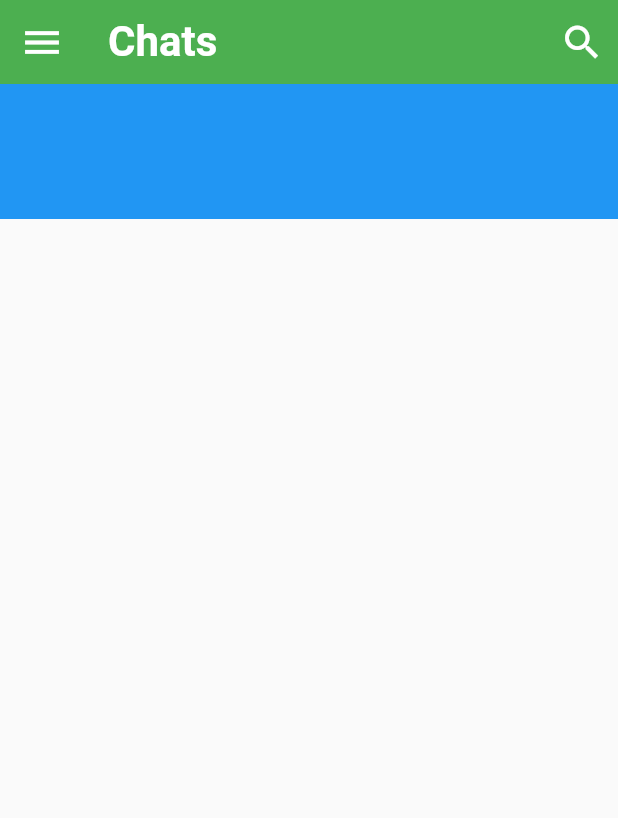
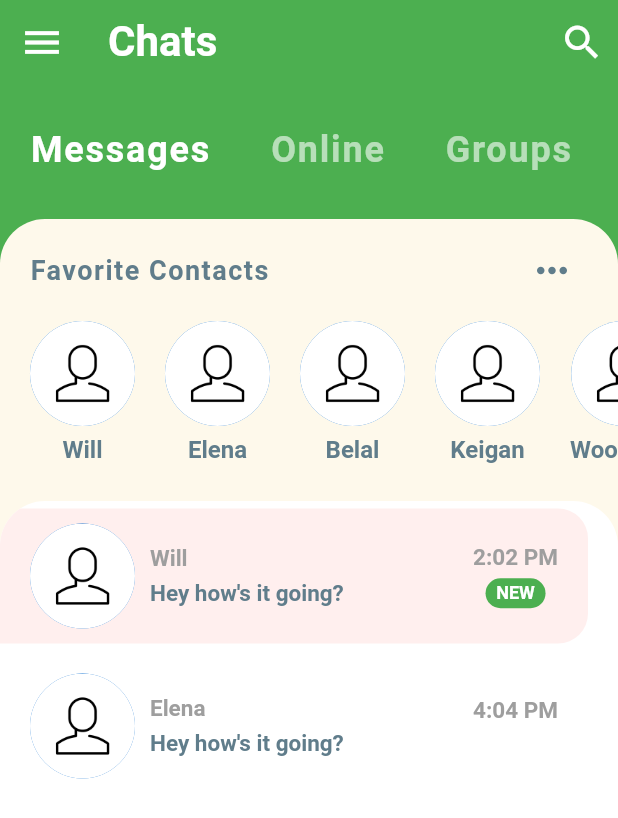
Before and after one commit to arcanebelal/Nodical, a Flutter app: the screen it shows after launch, after a tap on "Nodical Chat", on a phone screen of 412 x 824 dp. Shown: the top 818 px of the screen. Run offline on Flutter 3.47's test engine with Material 2 defaults, Android fonts, the phone set to English and light mode, and no system bars; missing offline and left inert: flutter_rounded_date_picker.

Commit message:
Created chatroom GUI

```diff
--- a/lib/home.dart
+++ b/lib/home.dart
@@ -3,8 +3,10 @@ import 'package:flutter/material.dart';
 import 'package:flutter_rounded_date_picker/rounded_picker.dart';
 import 'package:flutter_rounded_date_picker/src/material_rounded_date_picker_style.dart';
 import 'package:flutter_rounded_date_picker/src/material_rounded_year_picker_style.dart';
-import 'package:nodical/message.dart';
 import 'package:nodical/widgets/category_selector.dart';
+import 'package:nodical/widgets/favorite_contacts.dart';
+
+import 'widgets/recent_chats.dart';
 
 class Home extends StatefulWidget {
   @override
@@ -20,6 +22,7 @@ class _HomeState extends State<Home> {
     dateTime = DateTime.now();
     super.initState();
   }
+
   @override
   Widget build(BuildContext context) {
     Widget _buildBody() {
@@ -74,7 +77,8 @@ class _HomeState extends State<Home> {
                   onPressed: () async {
                     Navigator.push(
                       context,
-                        MaterialPageRoute(builder: (context) => ChatScreenState()),
+                      MaterialPageRoute(
+                          builder: (context) => ChatScreenState()),
                     );
                   },
                   label: const Text("Nodical Chat"),
@@ -86,6 +90,7 @@ class _HomeState extends State<Home> {
         ],
       );
     }
+
     return Scaffold(
       appBar: AppBar(
         centerTitle: true,
@@ -104,6 +109,7 @@ class ChatScreenState extends StatelessWidget {
   Widget build(BuildContext context) {
     // TODO: implement build
     return Scaffold(
+      backgroundColor: Theme.of(context).primaryColor,
       appBar: AppBar(
         leading: IconButton(
           icon: Icon(Icons.menu),
@@ -111,7 +117,8 @@ class ChatScreenState extends StatelessWidget {
           color: Colors.white,
           onPressed: () {
             Navigator.pop(context);
-            },),
+          },
+        ),
         title: Text(
           'Chats',
           style: TextStyle(
@@ -131,8 +138,22 @@ class ChatScreenState extends StatelessWidget {
       ),
       body: Column(
         children: <Widget>[
-          CategorySelector(
-
+          CategorySelector(),
+          Expanded(
+            child: Container(
+              decoration: BoxDecoration(
+                  color: Theme.of(context).accentColor,
+                  borderRadius: BorderRadius.only(
+                    topLeft: Radius.circular(30.0),
+                    topRight: Radius.circular(30.0),
+                  )),
+              child: Column(
+                children: <Widget>[
+                  FavoriteContacts(),
+                  RecentChats(),
+                ],
+              ),
+            ),
           ),
         ],
       ),
--- a/lib/main.dart
+++ b/lib/main.dart
@@ -11,7 +11,6 @@ class MyApp extends StatefulWidget {
 }
 
 class _MyAppState extends State<MyApp> {
-
   @override
   Widget build(BuildContext context) {
     return MaterialApp(
--- a/lib/message.dart
+++ b/lib/message.dart
@@ -1,6 +1,6 @@
 import 'package:nodical/user.dart';
 
-class Message{
+class Message {
   final User sender;
   final String time;
   final String text;
@@ -18,10 +18,9 @@ class Message{
 
 //EXAMPLE USERS
 final User currentUser = User(
-  id: 0,
-  name: 'Current  User',
-  imageUrl: 'assets/images/Blank-Profile-Picture.jpg'
-);
+    id: 0,
+    name: 'Current  User',
+    imageUrl: 'assets/images/Blank-Profile-Picture.jpg');
 final User will = User(
   id: 1,
   name: 'Will',
@@ -67,8 +66,53 @@ List<Message> chats = [
   ),
   Message(
     sender: elena,
-    time: '2:04 PM',
-    text: 'It\'s been alright.',
+    time: '4:04 PM',
+    text: 'Hey how\'s it going?',
+    isLiked: false,
+    unread: false,
+  ),
+];
+
+List<Message> messages = [
+  Message(
+    sender: will,
+    time: '5:30 PM',
+    text: 'Hey, how\'s it going? What did you do today?',
+    isLiked: true,
+    unread: true,
+  ),
+  Message(
+    sender: currentUser,
+    time: '4:30 PM',
+    text: 'Just walked my doge. She was super duper cute. The best pupper!!',
+    isLiked: false,
+    unread: true,
+  ),
+  Message(
+    sender: will,
+    time: '3:45 PM',
+    text: 'How\'s the doggo?',
+    isLiked: false,
+    unread: true,
+  ),
+  Message(
+    sender: will,
+    time: '3:15 PM',
+    text: 'All the food',
+    isLiked: true,
+    unread: true,
+  ),
+  Message(
+    sender: currentUser,
+    time: '2:30 PM',
+    text: 'Nice! What kind of food did you eat?',
+    isLiked: false,
+    unread: true,
+  ),
+  Message(
+    sender: will,
+    time: '2:00 PM',
+    text: 'I ate so much food today.',
     isLiked: false,
     unread: true,
   ),
--- a/lib/widgets/category_selector.dart
+++ b/lib/widgets/category_selector.dart
@@ -7,12 +7,37 @@ class CategorySelector extends StatefulWidget {
 
 class _CategorySelectorState extends State<CategorySelector> {
   int selectedIndex = 0;
-
+  final List<String> categories = ['Messages', 'Online', 'Groups', 'Requests'];
   @override
   Widget build(BuildContext context) {
     return Container(
       height: 90.0,
-      color: Colors.blue,
+      color: Theme.of(context).primaryColor,
+      child: ListView.builder(
+        scrollDirection: Axis.horizontal,
+        itemCount: categories.length,
+        itemBuilder: (BuildContext context, int index) {
+          return GestureDetector(
+            onTap: () {
+              setState(() {
+                selectedIndex = index;
+              });
+            },
+            child: Padding(
+              padding: EdgeInsets.symmetric(horizontal: 20.0, vertical: 30.0),
+              child: Text(
+                categories[index],
+                style: TextStyle(
+                  color: index == selectedIndex ? Colors.white : Colors.white60,
+                  fontSize: 24.0,
+                  fontWeight: FontWeight.bold,
+                  letterSpacing: 1.2,
+                ),
+              ),
+            ),
+          );
+        },
+      ),
     );
   }
 }
--- /dev/null
+++ b/lib/widgets/favorite_contacts.dart
@@ -0,0 +1,82 @@
+import 'package:flutter/material.dart';
+import 'package:nodical/chat_screen.dart';
+
+import '../message.dart';
+
+class FavoriteContacts extends StatelessWidget {
+  @override
+  Widget build(BuildContext context) {
+    return Padding(
+      padding: EdgeInsets.symmetric(vertical: 10.0),
+      child: Column(
+        children: <Widget>[
+          Padding(
+            padding: EdgeInsets.symmetric(horizontal: 20.0),
+            child: Row(
+              mainAxisAlignment: MainAxisAlignment.spaceBetween,
+              children: <Widget>[
+                Text(
+                  'Favorite Contacts',
+                  style: TextStyle(
+                    color: Colors.blueGrey,
+                    fontSize: 18.0,
+                    fontWeight: FontWeight.bold,
+                    letterSpacing: 1.0,
+                  ),
+                ),
+                IconButton(
+                  icon: Icon(
+                    Icons.more_horiz,
+                  ),
+                  iconSize: 30.0,
+                  color: Colors.blueGrey,
+                  onPressed: () {},
+                ),
+              ],
+            ),
+          ),
+          Container(
+              height: 120.0,
+              child: ListView.builder(
+                padding: EdgeInsets.only(left: 10.0),
+                scrollDirection: Axis.horizontal,
+                itemCount: favorites.length,
+                itemBuilder: (BuildContext context, int index) {
+                  return GestureDetector(
+                    onTap: () => Navigator.push(
+                      context,
+                      MaterialPageRoute(
+                        builder: (_) => ChatScreen(
+                          user: favorites[index],
+                        ),
+                      ),
+                    ),
+                    child: Padding(
+                      padding: EdgeInsets.all(10.0),
+                      child: Column(
+                        children: <Widget>[
+                          CircleAvatar(
+                            radius: 35.0,
+                            backgroundImage:
+                                AssetImage(favorites[index].imageUrl),
+                          ),
+                          SizedBox(height: 6.0),
+                          Text(
+                            favorites[index].name,
+                            style: TextStyle(
+                              color: Colors.blueGrey,
+                              fontSize: 16.0,
+                              fontWeight: FontWeight.w600,
+                            ),
+                          ),
+                        ],
+                      ),
+                    ),
+                  );
+                },
+              ))
+        ],
+      ),
+    );
+  }
+}
--- /dev/null
+++ b/lib/widgets/recent_chats.dart
@@ -0,0 +1,121 @@
+import 'package:flutter/material.dart';
+import 'package:nodical/chat_screen.dart';
+import '../message.dart';
+
+class RecentChats extends StatelessWidget {
+  @override
+  Widget build(BuildContext context) {
+    return Expanded(
+      child: Container(
+        decoration: BoxDecoration(
+            color: Colors.white,
+            borderRadius: BorderRadius.only(
+              topLeft: Radius.circular(30.0),
+              topRight: Radius.circular(30.0),
+            )),
+        child: ClipRRect(
+          borderRadius: BorderRadius.only(
+            topLeft: Radius.circular(30.0),
+            topRight: Radius.circular(30.0),
+          ),
+          child: ListView.builder(
+            itemCount: chats.length,
+            itemBuilder: (BuildContext context, int index) {
+              final Message chat = chats[index];
+              return GestureDetector(
+                onTap: () => Navigator.push(
+                  context,
+                  MaterialPageRoute(
+                    builder: (_) => ChatScreen(
+                      user: chat.sender,
+                    ),
+                  ),
+                ),
+                child: Container(
+                  margin: EdgeInsets.only(top: 5.0, bottom: 5.0, right: 20.0),
+                  padding:
+                      EdgeInsets.symmetric(horizontal: 20.0, vertical: 10.0),
+                  decoration: BoxDecoration(
+                      color: chat.unread ? Color(0xFFFFEFEE) : Colors.white,
+                      borderRadius: BorderRadius.only(
+                          topRight: Radius.circular(20.0),
+                          bottomRight: Radius.circular(20.0))),
+                  child: Row(
+                    mainAxisAlignment: MainAxisAlignment.spaceBetween,
+                    children: [
+                      Row(
+                        children: <Widget>[
+                          CircleAvatar(
+                            radius: 35.0,
+                            backgroundImage: AssetImage(chat.sender.imageUrl),
+                          ),
+                          SizedBox(width: 10.0),
+                          Column(
+                            crossAxisAlignment: CrossAxisAlignment.start,
+                            children: [
+                              Text(
+                                chat.sender.name,
+                                style: TextStyle(
+                                  color: Colors.grey,
+                                  fontSize: 15.0,
+                                  fontWeight: FontWeight.bold,
+                                ),
+                              ),
+                              SizedBox(height: 5.0),
+                              Container(
+                                width: MediaQuery.of(context).size.width * 0.45,
+                                child: Text(
+                                  chat.text,
+                                  style: TextStyle(
+                                    color: Colors.blueGrey,
+                                    fontSize: 15.0,
+                                    fontWeight: FontWeight.w600,
+                                  ),
+                                  overflow: TextOverflow.ellipsis,
+                                ),
+                              ),
+                            ],
+                          ),
+                        ],
+                      ),
+                      Column(
+                        children: <Widget>[
+                          Text(
+                            chat.time,
+                            style: TextStyle(
+                                color: Colors.grey,
+                                fontSize: 15.0,
+                                fontWeight: FontWeight.bold),
+                          ),
+                          SizedBox(height: 5.0),
+                          chat.unread
+                              ? Container(
+                                  width: 40.0,
+                                  height: 20.0,
+                                  decoration: BoxDecoration(
+                                    color: Theme.of(context).primaryColor,
+                                    borderRadius: BorderRadius.circular(30.0),
+                                  ),
+                                  alignment: Alignment.center,
+                                  child: Text(
+                                    'NEW',
+                                    style: TextStyle(
+                                        color: Colors.white,
+                                        fontSize: 12.0,
+                                        fontWeight: FontWeight.bold),
+                                  ),
+                                )
+                              : Text(''),
+                        ],
+                      ),
+                    ],
+                  ),
+                ),
+              );
+            },
+          ),
+        ),
+      ),
+    );
+  }
+}
```
Also changed, not shown: lib/chat_screen.dart (added, +176 -0 lines). Lines whose indentation alone changed are shown as unchanged.
